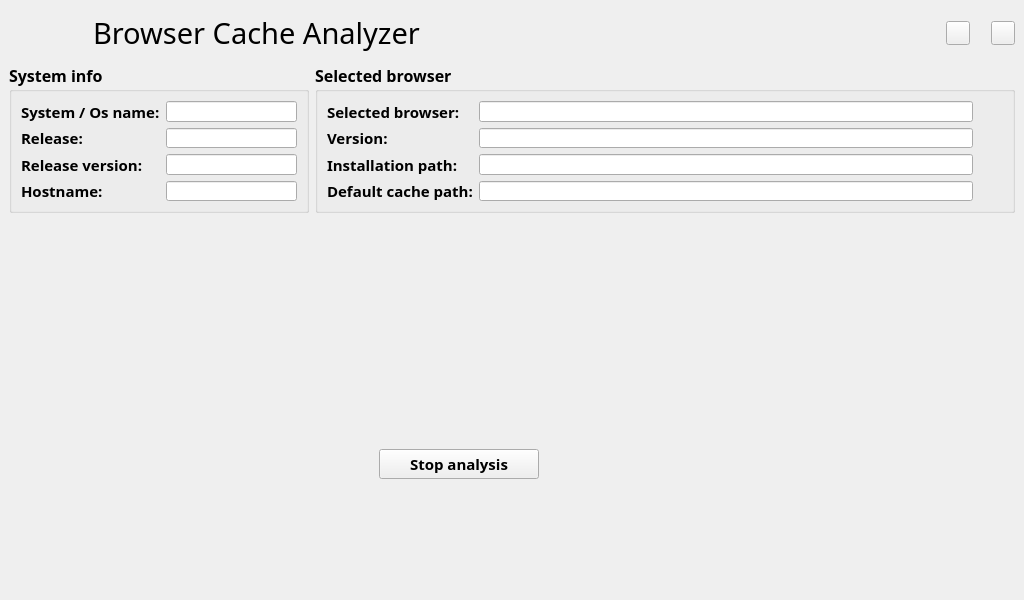
First picture: the form in gui/browser_cache_analyzer_gui.ui, repository gabrieledenardis/BrowserCacheAnalyzere_old, before the edit.
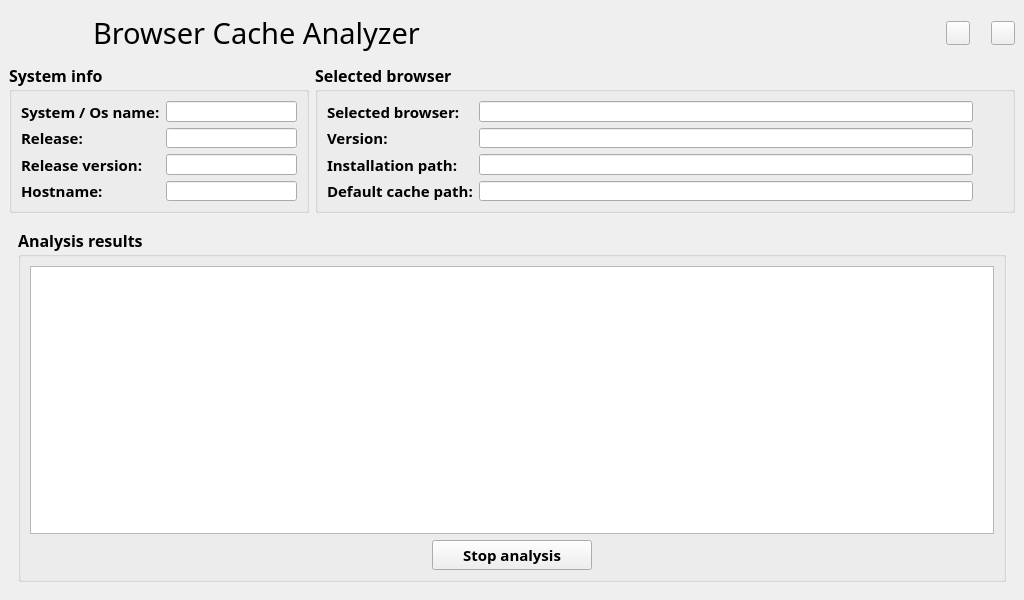
Second picture: the form after the edit. Icons and pictures are not drawn.

Commit message: Chrome analysis results table

```diff
--- a/gui/browser_cache_analyzer_gui.ui
+++ b/gui/browser_cache_analyzer_gui.ui
@@ -1061,45 +1061,91 @@
        </layout>
       </widget>
       <widget class="QWidget" name="page_4">
-       <widget class="QPushButton" name="button_stop_analysis">
-        <property name="geometry">
-         <rect>
-          <x>370</x>
-          <y>230</y>
-          <width>160</width>
-          <height>30</height>
-         </rect>
-        </property>
-        <property name="sizePolicy">
-         <sizepolicy hsizetype="Fixed" vsizetype="Fixed">
-          <horstretch>0</horstretch>
-          <verstretch>0</verstretch>
-         </sizepolicy>
-        </property>
-        <property name="minimumSize">
-         <size>
-          <width>160</width>
-          <height>30</height>
-         </size>
-        </property>
-        <property name="maximumSize">
-         <size>
-          <width>160</width>
-          <height>30</height>
-         </size>
-        </property>
-        <property name="font">
-         <font>
-          <family>Source Sans Pro</family>
-          <pointsize>11</pointsize>
-          <weight>75</weight>
-          <bold>true</bold>
-         </font>
-        </property>
-        <property name="text">
-         <string>Stop analysis</string>
-        </property>
-       </widget>
+       <layout class="QGridLayout" name="gridLayout_19">
+        <item row="0" column="0">
+         <widget class="QGroupBox" name="groupBox_analysis_results">
+          <property name="font">
+           <font>
+            <family>Source Sans Pro</family>
+            <pointsize>12</pointsize>
+            <weight>75</weight>
+            <bold>true</bold>
+           </font>
+          </property>
+          <property name="title">
+           <string>Analysis results</string>
+          </property>
+          <layout class="QGridLayout" name="gridLayout_20">
+           <item row="0" column="0">
+            <widget class="QTableWidget" name="table_analysis_results"/>
+           </item>
+           <item row="1" column="0">
+            <layout class="QGridLayout" name="gridLayout_18">
+             <item row="0" column="0">
+              <spacer name="horizontalSpacer_10">
+               <property name="orientation">
+                <enum>Qt::Horizontal</enum>
+               </property>
+               <property name="sizeHint" stdset="0">
+                <size>
+                 <width>40</width>
+                 <height>20</height>
+                </size>
+               </property>
+              </spacer>
+             </item>
+             <item row="0" column="1">
+              <widget class="QPushButton" name="button_stop_analysis">
+               <property name="sizePolicy">
+                <sizepolicy hsizetype="Fixed" vsizetype="Fixed">
+                 <horstretch>0</horstretch>
+                 <verstretch>0</verstretch>
+                </sizepolicy>
+               </property>
+               <property name="minimumSize">
+                <size>
+                 <width>160</width>
+                 <height>30</height>
+                </size>
+               </property>
+               <property name="maximumSize">
+                <size>
+                 <width>160</width>
+                 <height>30</height>
+                </size>
+               </property>
+               <property name="font">
+                <font>
+                 <family>Source Sans Pro</family>
+                 <pointsize>11</pointsize>
+                 <weight>75</weight>
+                 <bold>true</bold>
+                </font>
+               </property>
+               <property name="text">
+                <string>Stop analysis</string>
+               </property>
+              </widget>
+             </item>
+             <item row="0" column="2">
+              <spacer name="horizontalSpacer_11">
+               <property name="orientation">
+                <enum>Qt::Horizontal</enum>
+               </property>
+               <property name="sizeHint" stdset="0">
+                <size>
+                 <width>40</width>
+                 <height>20</height>
+                </size>
+               </property>
+              </spacer>
+             </item>
+            </layout>
+           </item>
+          </layout>
+         </widget>
+        </item>
+       </layout>
       </widget>
      </widget>
     </item>
```
Left out of the diff: 343 changed lines with no effect on the pictures. The commit also changes 3 other files.
